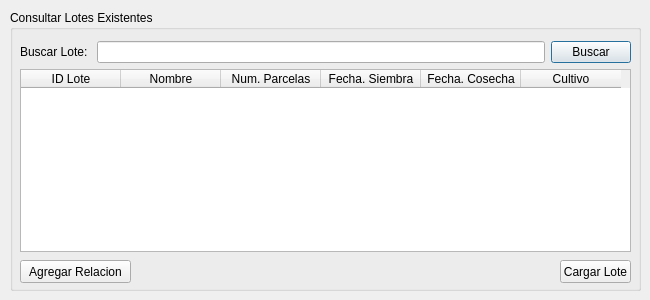
franciscocontreras93/agrae, file ui/dialogs/lote_dialog.ui: the form before one commit.
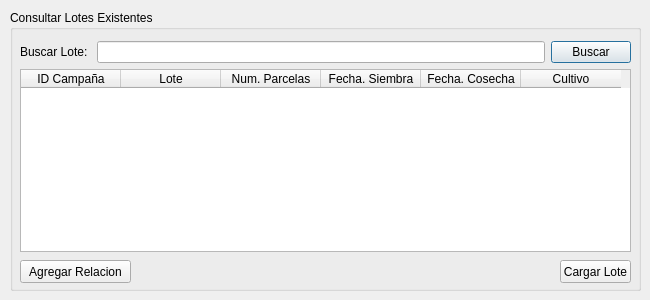
The form after the commit.

Patch:
```diff
--- a/ui/dialogs/lote_dialog.ui
+++ b/ui/dialogs/lote_dialog.ui
@@ -77,12 +77,12 @@
        </property>
        <column>
         <property name="text">
-         <string>ID Lote</string>
+         <string>ID Campaña</string>
         </property>
        </column>
        <column>
         <property name="text">
-         <string>Nombre</string>
+         <string>Lote</string>
         </property>
        </column>
        <column>
```
